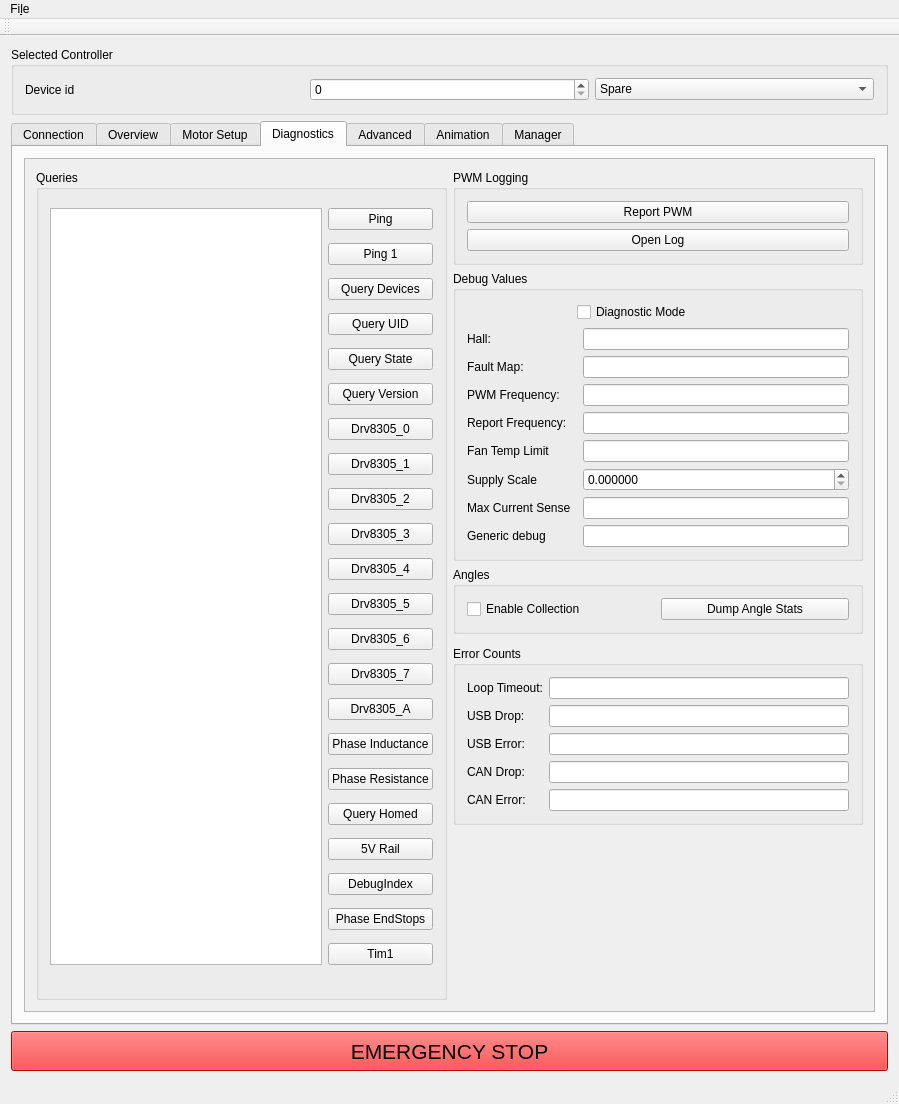
The window that GUI/mainwindow.ui (craftit/DogBotSoftware) describes before a commit, drawn with Qt 5.
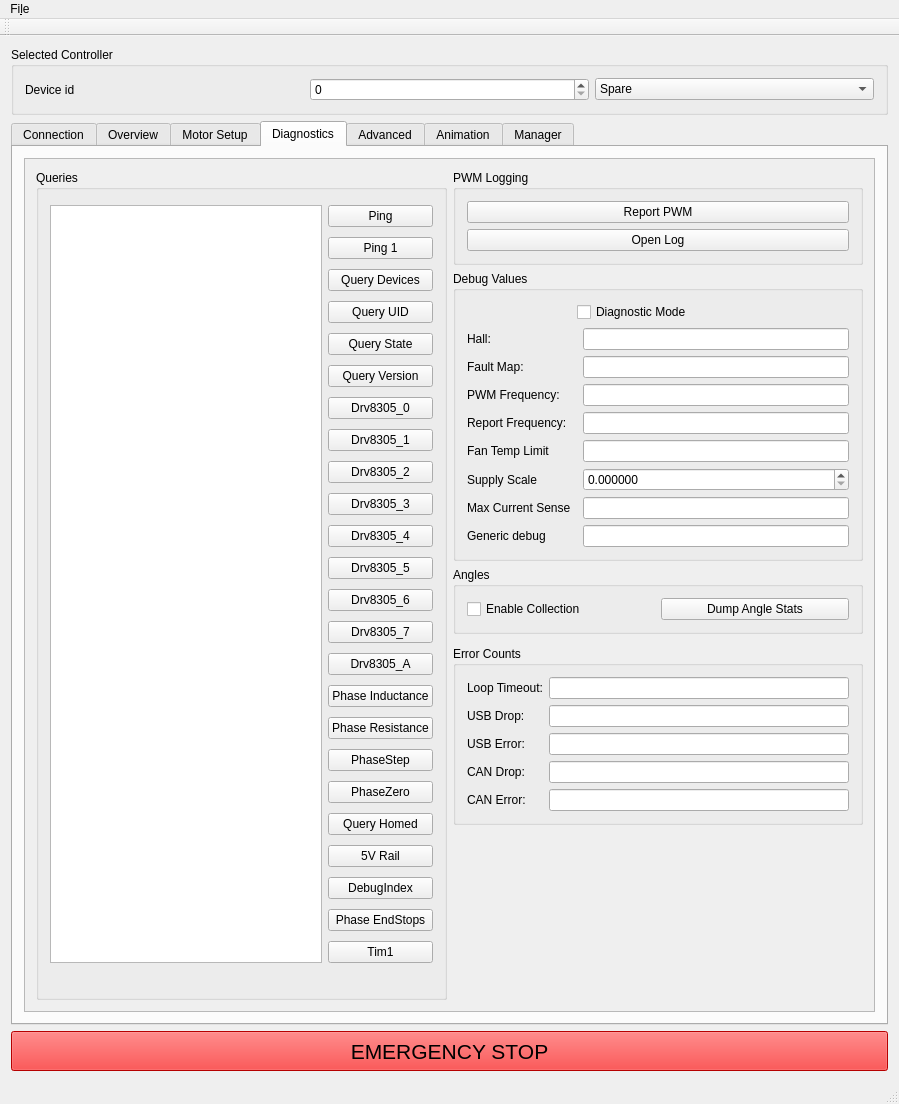
The same window after the commit. The open tabs and pages were chosen to show the change. Icons and pictures are not drawn.

```diff
--- a/GUI/mainwindow.ui
+++ b/GUI/mainwindow.ui
@@ -109,7 +109,7 @@
        <bool>true</bool>
       </property>
       <property name="currentIndex">
-       <number>2</number>
+       <number>3</number>
       </property>
       <widget class="QWidget" name="tab_connect">
        <attribute name="title">
@@ -1039,7 +1039,7 @@
              <x>0</x>
              <y>0</y>
              <width>843</width>
-             <height>928</height>
+             <height>1008</height>
             </rect>
            </property>
            <layout class="QGridLayout" name="gridLayout_8">
@@ -1049,6 +1049,13 @@
                <string>Queries</string>
               </property>
               <layout class="QGridLayout" name="gridLayout_6">
+               <item row="17" column="1">
+                <widget class="QPushButton" name="pushButtonPhaseStep">
+                 <property name="text">
+                  <string>PhaseStep</string>
+                 </property>
+                </widget>
+               </item>
                <item row="12" column="1">
                 <widget class="QPushButton" name="pushButtonDrv8305_6">
                  <property name="text">
@@ -1063,8 +1070,12 @@
                  </property>
                 </widget>
                </item>
-               <item row="0" column="0" rowspan="22">
-                <widget class="QTextEdit" name="textEditLog"/>
+               <item row="21" column="1">
+                <widget class="QPushButton" name="pushButton_2">
+                 <property name="text">
+                  <string>DebugIndex</string>
+                 </property>
+                </widget>
                </item>
                <item row="10" column="1">
                 <widget class="QPushButton" name="pushButtonDrv8305_4">
@@ -1073,12 +1084,8 @@
                  </property>
                 </widget>
                </item>
-               <item row="19" column="1">
-                <widget class="QPushButton" name="pushButton_2">
-                 <property name="text">
-                  <string>DebugIndex</string>
-                 </property>
-                </widget>
+               <item row="0" column="0" rowspan="24">
+                <widget class="QTextEdit" name="textEditLog"/>
                </item>
                <item row="2" column="1">
                 <widget class="QPushButton" name="pushButtonQueryDevices">
@@ -1087,20 +1094,6 @@
                  </property>
                 </widget>
                </item>
-               <item row="18" column="1">
-                <widget class="QPushButton" name="pushButton_5">
-                 <property name="text">
-                  <string>5V Rail</string>
-                 </property>
-                </widget>
-               </item>
-               <item row="3" column="1">
-                <widget class="QPushButton" name="pushButtonQueryId">
-                 <property name="text">
-                  <string>Query UID</string>
-                 </property>
-                </widget>
-               </item>
                <item row="15" column="1">
                 <widget class="QPushButton" name="pushButton_4">
                  <property name="text">
@@ -1108,6 +1101,20 @@
                  </property>
                 </widget>
                </item>
+               <item row="3" column="1">
+                <widget class="QPushButton" name="pushButtonQueryId">
+                 <property name="text">
+                  <string>Query UID</string>
+                 </property>
+                </widget>
+               </item>
+               <item row="20" column="1">
+                <widget class="QPushButton" name="pushButton_5">
+                 <property name="text">
+                  <string>5V Rail</string>
+                 </property>
+                </widget>
+               </item>
                <item row="0" column="1">
                 <widget class="QPushButton" name="pushButtonPing">
                  <property name="text">
@@ -1115,6 +1122,20 @@
                  </property>
                 </widget>
                </item>
+               <item row="5" column="1">
+                <widget class="QPushButton" name="pushButtonGetVersion">
+                 <property name="text">
+                  <string>Query Version</string>
+                 </property>
+                </widget>
+               </item>
+               <item row="8" column="1">
+                <widget class="QPushButton" name="pushButtonDrv8305_2">
+                 <property name="text">
+                  <string>Drv8305_2</string>
+                 </property>
+                </widget>
+               </item>
                <item row="9" column="1">
                 <widget class="QPushButton" name="pushButtonDrv8305_3">
                  <property name="text">
@@ -1122,41 +1143,13 @@
                  </property>
                 </widget>
                </item>
-               <item row="8" column="1">
-                <widget class="QPushButton" name="pushButtonDrv8305_2">
-                 <property name="text">
-                  <string>Drv8305_2</string>
-                 </property>
-                </widget>
-               </item>
-               <item row="5" column="1">
-                <widget class="QPushButton" name="pushButtonGetVersion">
-                 <property name="text">
-                  <string>Query Version</string>
-                 </property>
-                </widget>
-               </item>
-               <item row="20" column="1">
+               <item row="22" column="1">
                 <widget class="QPushButton" name="pushButtonPhaseEndStops">
                  <property name="text">
                   <string>Phase EndStops</string>
                  </property>
                 </widget>
                </item>
-               <item row="21" column="1">
-                <widget class="QPushButton" name="pushButtonTim1">
-                 <property name="text">
-                  <string>Tim1</string>
-                 </property>
-                </widget>
-               </item>
-               <item row="1" column="1">
-                <widget class="QPushButton" name="pushButtonPing1">
-                 <property name="text">
-                  <string>Ping 1</string>
-                 </property>
-                </widget>
-               </item>
                <item row="11" column="1">
                 <widget class="QPushButton" name="pushButtonDrv8305_5">
                  <property name="text">
@@ -1164,6 +1157,20 @@
                  </property>
                 </widget>
                </item>
+               <item row="1" column="1">
+                <widget class="QPushButton" name="pushButtonPing1">
+                 <property name="text">
+                  <string>Ping 1</string>
+                 </property>
+                </widget>
+               </item>
+               <item row="23" column="1">
+                <widget class="QPushButton" name="pushButtonTim1">
+                 <property name="text">
+                  <string>Tim1</string>
+                 </property>
+                </widget>
+               </item>
                <item row="4" column="1">
                 <widget class="QPushButton" name="pushButtonState">
                  <property name="text">
@@ -1171,20 +1178,6 @@
                  </property>
                 </widget>
                </item>
-               <item row="7" column="1">
-                <widget class="QPushButton" name="pushButtonDrv8305_1">
-                 <property name="text">
-                  <string>Drv8305_1</string>
-                 </property>
-                </widget>
-               </item>
-               <item row="17" column="1">
-                <widget class="QPushButton" name="pushButtonQueryHomed">
-                 <property name="text">
-                  <string>Query Homed</string>
-                 </property>
-                </widget>
-               </item>
                <item row="14" column="1">
                 <widget class="QPushButton" name="pushButton_Drv8305_A">
                  <property name="text">
@@ -1192,6 +1185,20 @@
                  </property>
                 </widget>
                </item>
+               <item row="19" column="1">
+                <widget class="QPushButton" name="pushButtonQueryHomed">
+                 <property name="text">
+                  <string>Query Homed</string>
+                 </property>
+                </widget>
+               </item>
+               <item row="7" column="1">
+                <widget class="QPushButton" name="pushButtonDrv8305_1">
+                 <property name="text">
+                  <string>Drv8305_1</string>
+                 </property>
+                </widget>
+               </item>
                <item row="13" column="1">
                 <widget class="QPushButton" name="pushButtonDrv8305_7">
                  <property name="text">
@@ -1206,6 +1213,13 @@
                  </property>
                 </widget>
                </item>
+               <item row="18" column="1">
+                <widget class="QPushButton" name="pushButtonPhaseZero">
+                 <property name="text">
+                  <string>PhaseZero</string>
+                 </property>
+                </widget>
+               </item>
               </layout>
              </widget>
             </item>
```
